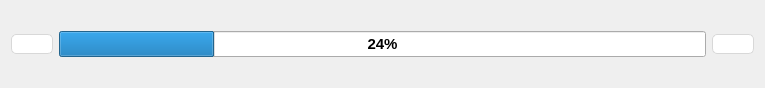
Old version of the form src/JointPositionWidget.ui in the repository thinkexist1989/rocos-viz.
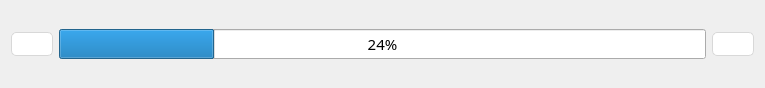
New version of the form. Icons and pictures are not drawn. Custom widgets are drawn as their Qt base class.

```diff
--- a/src/JointPositionWidget.ui
+++ b/src/JointPositionWidget.ui
@@ -12,15 +12,18 @@
   </property>
   <property name="font">
    <font>
-    <family>Arial</family>
+    <family>Alibaba PuHuiTi 3.0</family>
     <pointsize>11</pointsize>
     <italic>false</italic>
-    <bold>true</bold>
+    <bold>false</bold>
    </font>
   </property>
   <property name="windowTitle">
    <string>Form</string>
   </property>
+  <property name="styleSheet">
+   <string notr="true">font: 11pt &quot;Alibaba PuHuiTi 3.0&quot;;</string>
+  </property>
   <layout class="QGridLayout" name="gridLayout">
    <item row="0" column="0">
     <widget class="QPushButton" name="jointPosMinusButton">
```
